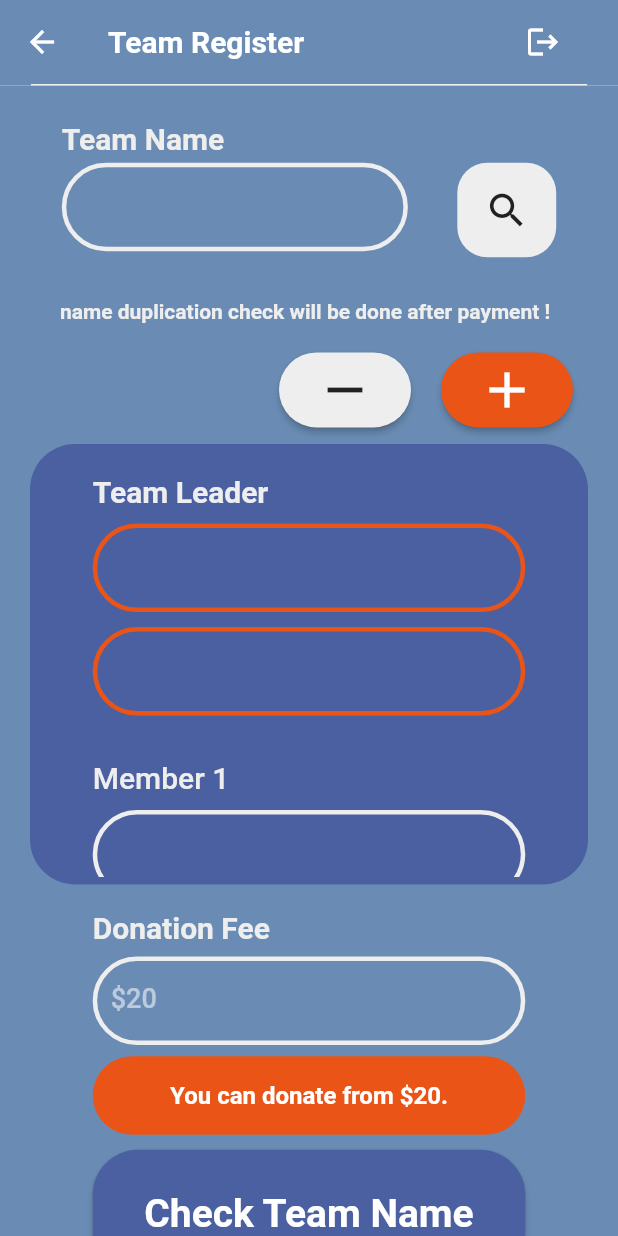
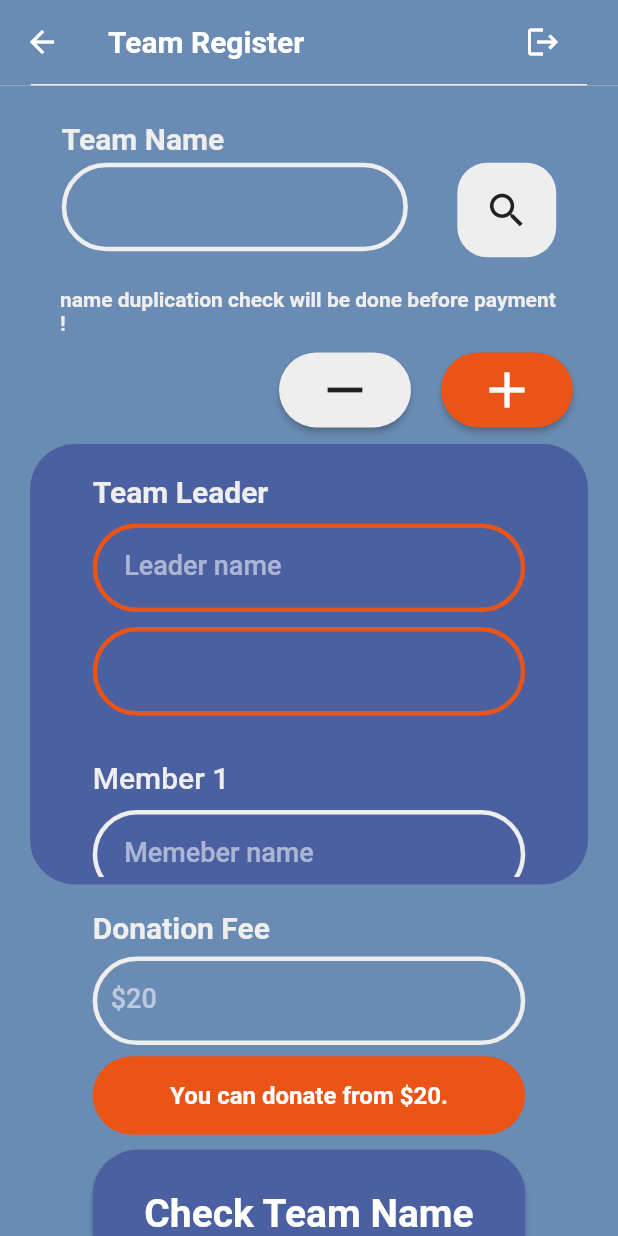
Before and after one commit to seunghwanly/minimarathon, a Flutter app: the NeedPaymentRegister widget shown alone on an empty page, opened directly, after a tap on "Team", on a phone screen of 412 x 824 dp. Run offline on Flutter 3.47's test engine with Material 2 defaults, Android fonts, the phone set to English and light mode, and no system bars; our stand-ins replace firebase_auth, firebase_core, firebase_database, flutter_linkify, pin_code_fields, shared_preferences and 1 more; missing offline and left inert: background_location, http_auth, international_phone_input, libphonenumber, loading_animations; accounts and stored records are empty.

```diff
--- a/minimarathon/lib/component/body/register/need_payment_register.dart
+++ b/minimarathon/lib/component/body/register/need_payment_register.dart
@@ -192,55 +192,57 @@ class _NeedPaymentRegisterState extends State<NeedPaymentRegister> {
                   ),
                   Expanded(
                       flex: 3,
-                      child: Column(
-                        mainAxisAlignment: MainAxisAlignment.spaceEvenly,
-                        children: [
-                          makeDescription("Member", Colors.green[400]),
-                          RaisedButton(
-                              onPressed: () {
-                                Navigator.push(
-                                    context,
-                                    MaterialPageRoute(
-                                        builder: (context) => TeamSelect()));
-                              },
-                              shape: RoundedRectangleBorder(
-                                borderRadius: BorderRadius.circular(30),
-                              ),
-                              color: Colors.green[400],
-                              child: Container(
-                                  width: double.infinity,
-                                  height:
-                                      MediaQuery.of(context).size.width * 0.3,
-                                  alignment: Alignment.center,
-                                  child: Column(
-                                    mainAxisAlignment: MainAxisAlignment.center,
-                                    children: [
-                                      Text(
-                                        'Member',
-                                        style: TextStyle(
-                                            color: lightwhite,
-                                            fontWeight: FontWeight.bold,
-                                            fontSize: MediaQuery.of(context)
-                                                    .size
-                                                    .width /
-                                                12),
-                                        textAlign: TextAlign.center,
-                                      ),
-                                      Text(
-                                        'REGISTER',
-                                        style: TextStyle(
-                                            color: lightwhite,
-                                            fontWeight: FontWeight.bold,
-                                            fontSize: MediaQuery.of(context)
-                                                    .size
-                                                    .width /
-                                                24),
-                                        textAlign: TextAlign.center,
-                                      ),
-                                    ],
-                                  ))),
-                        ],
-                      )),
+                      child: SizedBox(),
+                      // child: Column(
+                      //   mainAxisAlignment: MainAxisAlignment.spaceEvenly,
+                      //   children: [
+                      //     makeDescription("Member", Colors.green[400]),
+                      //     RaisedButton(
+                      //         onPressed: () {
+                      //           Navigator.push(
+                      //               context,
+                      //               MaterialPageRoute(
+                      //                   builder: (context) => TeamSelect()));
+                      //         },
+                      //         shape: RoundedRectangleBorder(
+                      //           borderRadius: BorderRadius.circular(30),
+                      //         ),
+                      //         color: Colors.green[400],
+                      //         child: Container(
+                      //             width: double.infinity,
+                      //             height:
+                      //                 MediaQuery.of(context).size.width * 0.3,
+                      //             alignment: Alignment.center,
+                      //             child: Column(
+                      //               mainAxisAlignment: MainAxisAlignment.center,
+                      //               children: [
+                      //                 Text(
+                      //                   'Member',
+                      //                   style: TextStyle(
+                      //                       color: lightwhite,
+                      //                       fontWeight: FontWeight.bold,
+                      //                       fontSize: MediaQuery.of(context)
+                      //                               .size
+                      //                               .width /
+                      //                           12),
+                      //                   textAlign: TextAlign.center,
+                      //                 ),
+                      //                 Text(
+                      //                   'REGISTER',
+                      //                   style: TextStyle(
+                      //                       color: lightwhite,
+                      //                       fontWeight: FontWeight.bold,
+                      //                       fontSize: MediaQuery.of(context)
+                      //                               .size
+                      //                               .width /
+                      //                           24),
+                      //                   textAlign: TextAlign.center,
+                      //                 ),
+                      //               ],
+                      //             ))),
+                      //   ],
+                      // )
+                      ),
                   Expanded(
                     flex: 1,
                     child: Text(
--- a/minimarathon/lib/component/body/register/team_register.dart
+++ b/minimarathon/lib/component/body/register/team_register.dart
@@ -194,11 +194,11 @@ class _TeamRegisterState extends State<TeamRegister> {
     for (int i = 0; i < memberLength; ++i) {
       Member newMember = new Member();
       if (i == 0) {
-        newMember.name = "";
+        newMember.name = "  Leader name";
         newMember.phoneNumber = _user.phoneNumber;
       } else {
-        newMember.name = "";
-        newMember.phoneNumber = "";
+        newMember.name = "  Memeber name";
+        newMember.phoneNumber = "  Member phone number";
       }
 
       newMember.moreVolunteer = false;
@@ -354,7 +354,7 @@ class _TeamRegisterState extends State<TeamRegister> {
                               horizontal: 20.0, vertical: 5.0),
                           alignment: Alignment.centerLeft,
                           child: Text(
-                            "name duplication check will be done after payment !",
+                            "name duplication check will be done before payment !",
                             style: TextStyle(
                                 color: lightwhite,
                                 fontWeight: FontWeight.bold,
@@ -501,6 +501,7 @@ class _TeamRegisterState extends State<TeamRegister> {
                                               // labelText: 'Member ' +
                                               //     (index + 1).toString() +
                                               //     ' Name',
+                                              prefixText: '+1', // US
                                               labelText:
                                                   '${memberList[index].name}',
                                               hintText:
--- a/minimarathon/lib/component/header/header.dart
+++ b/minimarathon/lib/component/header/header.dart
@@ -39,6 +39,7 @@ class CustomHeader extends StatelessWidget {
             FlatButton.icon(
                 onPressed: () async{
                   await FirebaseAuth.instance.signOut();
+                  Navigator.of(context).pushNamedAndRemoveUntil('/main', (Route<dynamic> route) => false);
                 },
                 icon: Icon(Icons.logout, color: white),
                 label: Text(""))
```
Also changed, not shown: minimarathon/lib/main.dart (+46 -41 lines).
